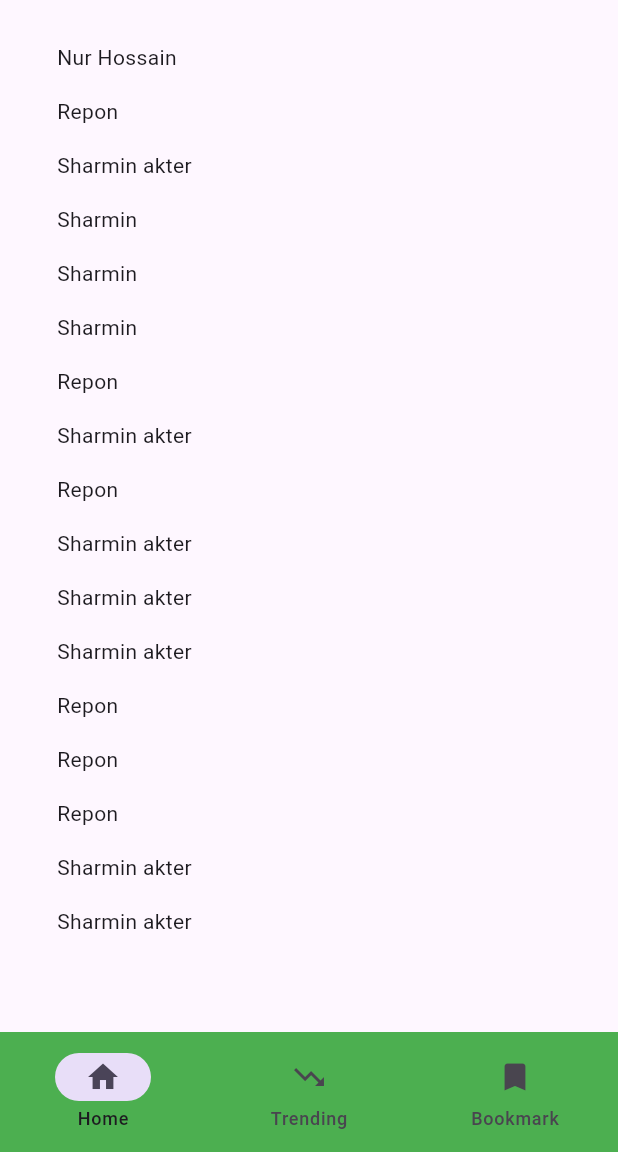
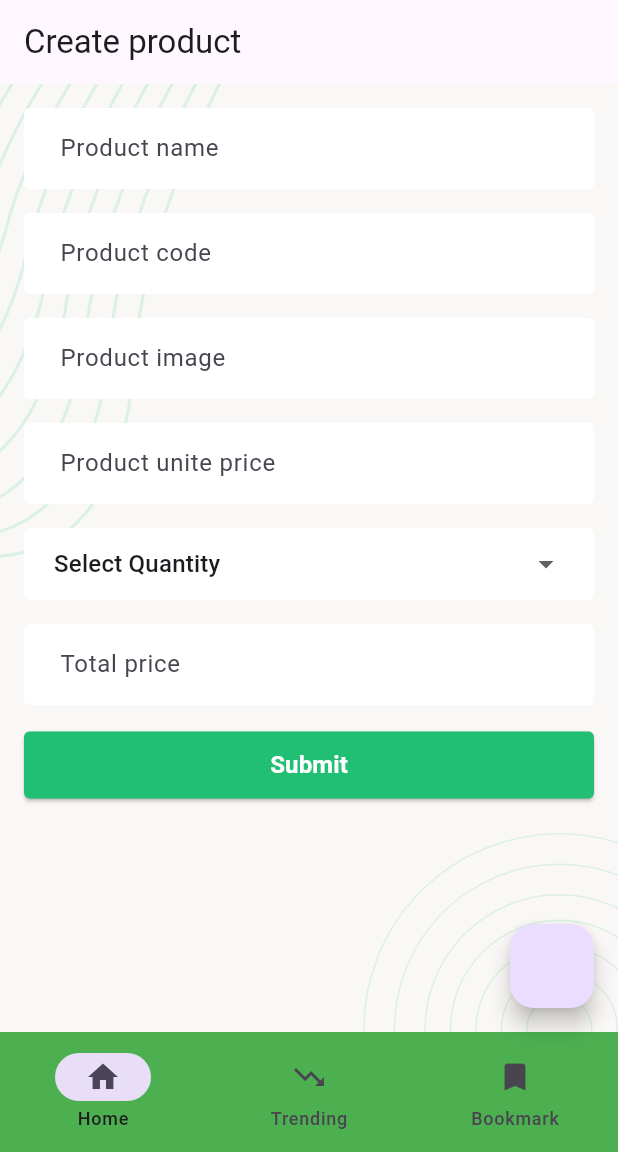
Before and after one commit to Nhrepon/Neural-Quotes-Flutter-App, a Flutter app: the screen it shows after launch, on a phone screen of 412 x 824 dp, the part 84-1236 px from its top. Run offline on Flutter 3.47's test engine with Material 3 defaults, Android fonts, the phone set to English and light mode, and no system bars; our stand-ins replace flutter_svg.

Commit message:
version: 1.2

```diff
--- a/lib/main.dart
+++ b/lib/main.dart
@@ -1,4 +1,6 @@
 import 'package:flutter/material.dart';
+import 'package:neural_quotes/screen/createScreen.dart';
+
 
 void main() {
   runApp(const NeuralQuoutes());
@@ -20,25 +22,36 @@ class NeuralQuoutes extends StatelessWidget {
 class Home extends StatelessWidget {
   Home({super.key});
   final String title = "Neural Quotes";
-  List<String> dataList = [
-    "Nur Hossain ",
-    "Repon",
-    "Sharmin akter",
-    "Sharmin",
-    "Sharmin",
-    "Sharmin",
-    "Repon",
-    "Sharmin akter",
-    "Repon",
-    "Sharmin akter",
-    "Sharmin akter",
-    "Sharmin akter",
-    "Repon",
-    "Repon",
-    "Repon",
-    "Sharmin akter",
-    "Sharmin akter",
-  ];
+  // List<String> dataList = [
+  //   "Nur Hossain ",
+  //   "Repon",
+  //   "Sharmin akter",
+  //   "Sharmin",
+  //   "Sharmin",
+  //   "Sharmin",
+  //   "Repon",
+  //   "Sharmin akter",
+  //   "Repon",
+  //   "Sharmin akter",
+  //   "Sharmin akter",
+  //   "Sharmin akter",
+  //   "Repon",
+  //   "Repon",
+  //   "Repon",
+  //   "Sharmin akter",
+  //   "Sharmin akter",
+  // ];
+var dataList = [
+  {"name":"Nur Hossain", "img":"https://cdn.pixabay.com/photo/2025/03/09/10/16/sunrise-9456871_1280.jpg"},
+  {"name":"Repon", "img":"https://cdn.pixabay.com/photo/2025/03/22/12/58/palm-warbler-9486896_640.jpg"},
+  {"name":"Sharmin", "img":"https://cdn.pixabay.com/photo/2025/04/16/06/11/woman-9536868_640.jpg"},
+  {"name":"Nur Hossain", "img":"https://cdn.pixabay.com/photo/2025/04/11/10/50/bird-9528238_640.jpg"},
+  {"name":"Nur Hossain", "img":"https://cdn.pixabay.com/photo/2025/04/11/10/50/bird-9528238_640.jpg"},
+  {"name":"Nur Hossain", "img":"https://cdn.pixabay.com/photo/2025/04/11/10/50/bird-9528238_640.jpg"},
+  {"name":"Nur Hossain", "img":"https://cdn.pixabay.com/photo/2025/04/11/10/50/bird-9528238_640.jpg"},
+  {"name":"Nur Hossain", "img":"https://cdn.pixabay.com/photo/2025/04/11/10/50/bird-9528238_640.jpg"},
+  {"name":"Nur Hossain", "img":"https://cdn.pixabay.com/photo/2025/04/11/10/50/bird-9528238_640.jpg"},
+];
 
   @override
   Widget build(BuildContext context) {
@@ -57,35 +70,56 @@ class Home extends StatelessWidget {
         ],
       ),
 
-
       drawer: Drawer(
         width: 300,
         shadowColor: Colors.black,
-        child: Column(
-          children: [Text("Drawer title")],
+        child: ListView(
+          children: [
+            const DrawerHeader(child: Center(child: Text("Drawer title"))),
+            Container(
+                width: double.infinity,
+                child: Image.network(dataList[0]["img"]!, fit: BoxFit.fill,)
+            ),
+          ],
         ),
       ),
 
-
-
-      body: Scrollbar(
-        child: ListView.builder(
-            padding: EdgeInsets.symmetric(vertical: 20, horizontal: 30),
-            itemCount: dataList.length,
-            itemBuilder: (context, index) {
-              return Padding(
-                padding: const EdgeInsets.all(8.0),
-                child: Text(dataList[index]),
-              );
-            }),
-      ),
+      body: Createscreen(),
+      // GridView.builder(
+      //   gridDelegate: const SliverGridDelegateWithFixedCrossAxisCount(
+      //       crossAxisCount: 2,
+      //     childAspectRatio: 1.4,
+      //   ),
+      //     padding: const EdgeInsets.all(8),
+      //     itemCount: dataList.length,
+      //     itemBuilder: (context, index) {
+      //       return GestureDetector(
+      //         onTap: (){ShowSnackBarMessage(context, "On tap work at index number: $index");},
+      //         onDoubleTap: (){ShowSnackBarMessage(context, "On double tap work at index number: $index");},
+      //         onLongPress: (){ShowSnackBarMessage(context, "On long press work at index number: $index");},
+      //         child: Padding(
+      //           padding: const EdgeInsets.all(8),
+      //           child: Column(
+      //             crossAxisAlignment: CrossAxisAlignment.center,
+      //             mainAxisAlignment: MainAxisAlignment.center,
+      //             children: [
+      //               Text(dataList[index]["name"]!),
+      //               const SizedBox(height: 8,),
+      //               Image.network(dataList[index]["img"]!, fit: BoxFit.cover,width: double.infinity,height: 120,),
+      //
+      //             ],
+      //           ),
+      //         ),
+      //       );
+      //     }),
 
 
 
+      floatingActionButton: FloatingActionButton(onPressed: (){Navigator.pushNamed(context, Createscreen.name);}, ),
 
       bottomNavigationBar: NavigationBar(
         backgroundColor: Colors.green,
-        destinations: [
+        destinations: const [
           NavigationDestination(icon: Icon(Icons.home), label: "Home"),
           NavigationDestination(
               icon: Icon(Icons.trending_down), label: "Trending"),
@@ -93,5 +127,13 @@ class Home extends StatelessWidget {
         ],
       ),
     );
+
+
   }
 }
+
+void ShowSnackBarMessage(BuildContext context, String message){
+  ScaffoldMessenger.of(context).showSnackBar(
+      SnackBar(content: Text(message))
+  );
+}
--- /dev/null
+++ b/lib/screen/createScreen.dart
@@ -0,0 +1,65 @@
+import 'package:flutter/material.dart';
+import 'package:neural_quotes/style/style.dart';
+
+class Createscreen extends StatefulWidget {
+  static const String name = "create-product";
+  @override
+  State<Createscreen> createState() => _CreatescreenState();
+}
+
+class _CreatescreenState extends State<Createscreen> {
+
+  Map<String, dynamic> formValues = {"ProductName":"","img":"","ProductCode":"","Qty":"","TotalPrice":"","UnitePrice":"",};
+  inputOnChange(key, val){
+    setState(() {
+      formValues.update(key, (value)=>val);
+    });
+  }
+
+  @override
+  Widget build(BuildContext context) {
+    return Scaffold(
+      appBar: AppBar(title: Text("Create product"),),
+      body: Stack(
+        children: [
+          ScreenBackground(context),
+          Container(
+            child: SingleChildScrollView(
+              padding: EdgeInsets.all(16),
+              child: Column(
+                spacing: 16,
+                children: [
+                  TextFormField(onChanged: (value){inputOnChange("ProductName", value);},decoration: AppInputDecoration("Product name"),),
+                  TextFormField(onChanged: (value){inputOnChange("ProducCode", value);},decoration: AppInputDecoration("Product code"),),
+                  TextFormField(onChanged: (value){inputOnChange("img", value);},decoration: AppInputDecoration("Product image"),),
+                  TextFormField(onChanged: (value){inputOnChange("UnitePrice", value);},decoration: AppInputDecoration("Product unite price"),),
+                  AppDropdownStyle(
+                    DropdownButton(
+                      value: formValues['Qty'],
+                        items: const [
+                          DropdownMenuItem(value: "",child: Text("Select Quantity",),),
+                          DropdownMenuItem(value: "1",child: Text("1",),),
+                          DropdownMenuItem(value: "2",child: Text("2",),),
+                          DropdownMenuItem(value: "3",child: Text("3",),),
+                          DropdownMenuItem(value: "4",child: Text("4",),),
+                        ],
+                        underline: Container(),
+                        isExpanded: true,
+                        onChanged: (value){inputOnChange("Qty", value);}
+                    ),
+                  ),
+                  TextFormField(onChanged: (value){inputOnChange("TotalPrice", value);},decoration: AppInputDecoration("Total price"),),
+                  Container(child: ElevatedButton(
+                      style: AppButtonStyle(),
+                      onPressed: (){},
+                      child: SuccessButtonChild("Submit")
+                  ),)
+                ],
+              ),
+            ),
+          )
+        ],
+      ),
+    );
+  }
+}
--- /dev/null
+++ b/lib/style/style.dart
@@ -0,0 +1,72 @@
+
+import 'dart:ui';
+
+import 'package:flutter/material.dart';
+import 'package:flutter_svg/flutter_svg.dart';
+
+const String assetPath = "assets/images";
+
+const colorRed = Color.fromRGBO(231,28,36,1);
+const colorGreen = Color.fromRGBO(33,191,115,1);
+const colorWhite = Color.fromRGBO(255,255,255,1);
+const colorDarkblue = Color.fromRGBO(44,62,80,1);
+
+ScreenBackground(context){
+  return SvgPicture.asset(
+    "$assetPath/background.svg",
+    alignment: Alignment.center,
+    width: MediaQuery.of(context).size.width,
+    height: MediaQuery.of(context).size.height,
+    fit: BoxFit.cover,
+  );
+}
+
+InputDecoration AppInputDecoration(label){
+  return InputDecoration(
+    focusedBorder: OutlineInputBorder(
+      borderSide: BorderSide(color: colorGreen, width: 1,),
+    ),
+    fillColor: colorWhite,
+    filled:true,
+    contentPadding: EdgeInsets.fromLTRB(20, 10, 10, 20),
+    enabledBorder: OutlineInputBorder(
+      borderSide: BorderSide(color: colorWhite, width: 1,),
+    ),
+    border: OutlineInputBorder(),
+    labelText: label
+  );
+}
+
+
+DecoratedBox AppDropdownStyle(child)=> DecoratedBox(
+    decoration: BoxDecoration(
+    color: colorWhite,
+    border: Border.all(color: colorWhite, width: 1),
+    borderRadius: BorderRadius.circular(4)
+  ),
+  child: Padding(
+    padding: const EdgeInsets.only(left: 20, right: 20),
+    child: child,
+  ),
+  );
+
+ButtonStyle AppButtonStyle () => ElevatedButton.styleFrom(
+  elevation: 1,
+  padding: EdgeInsets.all(0),
+  backgroundColor: Colors.transparent,
+  shape: RoundedRectangleBorder(borderRadius: BorderRadius.circular(4))
+);
+
+Ink SuccessButtonChild (buttonText){
+  return Ink(
+    decoration: BoxDecoration(
+      color: colorGreen,
+      borderRadius: BorderRadius.circular(4)
+    ),
+    child: Container(
+      height: 45,
+      alignment: Alignment.center,
+      child: Text(buttonText, style: const TextStyle(fontWeight: FontWeight.w600, fontSize: 16, color: colorWhite),),
+    ),
+  );
+}
```
Also changed, not shown: pubspec.yaml (+7 -32 lines), assets/images/background.svg (added), assets/images/logo.svg (added), lib/restApi/apiClient.dart (added), lib/screen/readScreen.dart (added), lib/screen/updateScreen.dart (added), lib/utility/utility.dart (added), pubspec.lock, 31 other files.
